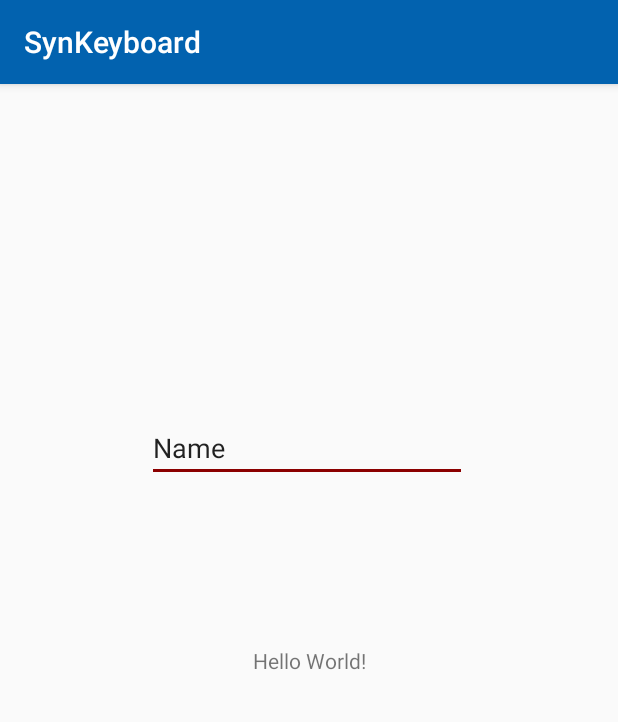
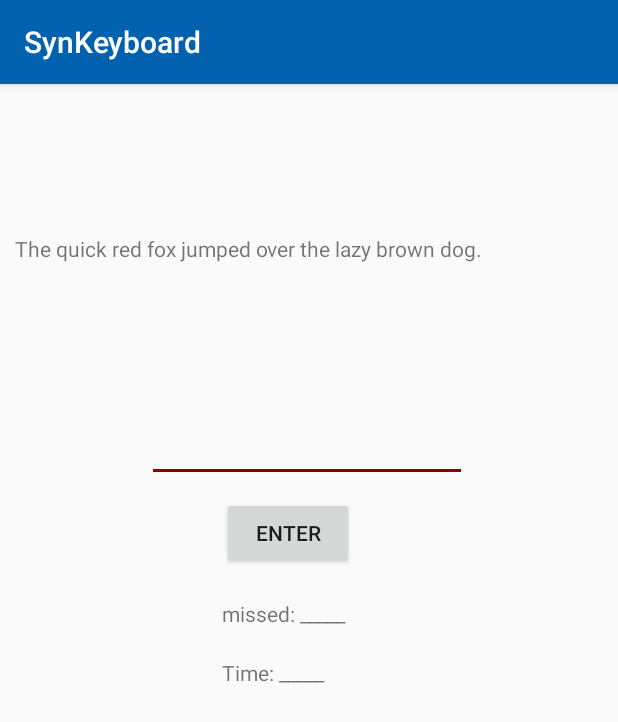
Before and after one commit to ellismm/SynBoard, an Android app: the screen it shows after launch (MainActivity), on a phone screen of 412 x 824 dp. Shown: the top 722 px of the screen. Run offline under Robolectric (Android 15) with nearby library versions, the phone set to English and light mode, and no system bars.

```diff
--- a/app/src/main/AndroidManifest.xml
+++ b/app/src/main/AndroidManifest.xml
@@ -1,6 +1,6 @@
 <?xml version="1.0" encoding="utf-8"?>
 <manifest xmlns:android="http://schemas.android.com/apk/res/android" package="com.example.synboard">
-
+    <uses-permission android:name="android.permission.VIBRATE"/>
     <application
         android:allowBackup="true"
         android:roundIcon="@mipmap/ic_launcher"
--- a/app/src/main/java/com/example/synboard/MainActivity.java
+++ b/app/src/main/java/com/example/synboard/MainActivity.java
@@ -2,12 +2,46 @@ package com.example.synboard;
 
 import android.support.v7.app.AppCompatActivity;
 import android.os.Bundle;
+import android.view.View;
+import android.widget.Button;
+import android.widget.TextView;
+import android.view.View.OnClickListener;
 
 public class MainActivity extends AppCompatActivity {
+    Button enter;
+    TextView red, score, usersAnswer;
 
     @Override
     protected void onCreate(Bundle savedInstanceState) {
         super.onCreate(savedInstanceState);
         setContentView(R.layout.activity_main);
+
+        enter = findViewById(R.id.enter);
+        red = findViewById(R.id.fox);
+        score = findViewById(R.id.missed);
+        usersAnswer = findViewById(R.id.usersAnswer);
+
+        final String theFox[] = ("The quick red fox jumped over the lazy brown dog.").split("");
+
+        enter.setOnClickListener(new View.OnClickListener() {
+            @Override
+            public void onClick(View v) {
+                String user[] = (usersAnswer.getText().toString()).split("");
+
+                int misses = 0;
+
+                System.out.println(theFox + ": " +  theFox.length);
+                System.out.println(user + " : " + user.length);
+                for(int i = 0; i < theFox.length && i < user.length; i++) {
+                    if(!theFox[i].toLowerCase().equals(user[i].toLowerCase())) {
+                        System.out.println(theFox[i].toLowerCase() + " : " + user[i].toLowerCase());
+                        misses++;
+                    }
+                }
+
+                score.setText("You have missed " + Integer.toString(misses) + " characters while typing with this layout");
+
+            }
+        });
     }
 }
--- a/app/src/main/res/drawable/round_key.xml
+++ b/app/src/main/res/drawable/round_key.xml
@@ -1,4 +1,5 @@
 <?xml version="1.0" encoding="utf-8"?>
-<shape xmlns:android="http://schemas.android.com/apk/res/android">
-    <corners android:radius="50dp" />
+<shape xmlns:android="http://schemas.android.com/apk/res/android" android:shape="rectangle">
+    <corners android:radius="20dp" />
+    <solid android:color="@color/colorPrimary"/>
 </shape>
--- a/app/src/main/res/layout/activity_main.xml
+++ b/app/src/main/res/layout/activity_main.xml
@@ -6,17 +6,8 @@
     android:layout_height="match_parent"
     tools:context=".MainActivity">
 
-    <TextView
-        android:layout_width="wrap_content"
-        android:layout_height="wrap_content"
-        android:text="Hello World!"
-        app:layout_constraintBottom_toBottomOf="parent"
-        app:layout_constraintLeft_toLeftOf="parent"
-        app:layout_constraintRight_toRightOf="parent"
-        app:layout_constraintTop_toTopOf="parent" />
-
     <EditText
-        android:id="@+id/editText"
+        android:id="@+id/usersAnswer"
         android:layout_width="wrap_content"
         android:layout_height="wrap_content"
         android:layout_marginStart="98dp"
@@ -24,8 +15,47 @@
         android:layout_marginTop="220dp"
         android:ems="10"
         android:inputType="textPersonName"
-        android:text="Name"
         app:layout_constraintStart_toStartOf="parent"
         app:layout_constraintTop_toTopOf="parent" />
 
+    <TextView
+        android:id="@+id/fox"
+        android:layout_width="wrap_content"
+        android:layout_height="wrap_content"
+        android:layout_marginStart="10dp"
+        android:layout_marginLeft="10dp"
+        android:layout_marginTop="100dp"
+        android:text="The quick red fox jumped over the lazy brown dog."
+        app:layout_constraintStart_toStartOf="parent"
+        app:layout_constraintTop_toTopOf="parent" />
+
+    <Button
+        android:id="@+id/enter"
+        android:layout_width="wrap_content"
+        android:layout_height="wrap_content"
+        android:layout_marginStart="50dp"
+        android:layout_marginLeft="50dp"
+        android:layout_marginTop="10dp"
+        android:text="Enter"
+        app:layout_constraintStart_toStartOf="@+id/usersAnswer"
+        app:layout_constraintTop_toBottomOf="@+id/usersAnswer" />
+
+    <TextView
+        android:id="@+id/missed"
+        android:layout_width="100dp"
+        android:layout_height="wrap_content"
+        android:layout_marginTop="20dp"
+        android:text="missed: _____"
+        app:layout_constraintStart_toStartOf="@+id/enter"
+        app:layout_constraintTop_toBottomOf="@+id/enter" />
+
+    <TextView
+        android:id="@+id/time"
+        android:layout_width="100dp"
+        android:layout_height="wrap_content"
+        android:layout_marginTop="20dp"
+        android:text="Time: _____"
+        app:layout_constraintStart_toStartOf="@+id/missed"
+        app:layout_constraintTop_toBottomOf="@+id/missed" />
+
 </android.support.constraint.ConstraintLayout>
--- a/app/src/main/res/layout/keyboard_layout.xml
+++ b/app/src/main/res/layout/keyboard_layout.xml
@@ -8,7 +8,7 @@
     android:layout_alignParentBottom="true"
     android:background="#ff7297"
     android:keyTextSize="25dp"
-    android:keyBackground="@color/colorPrimary"
+    android:keyBackground="@drawable/round_key"
     android:keyTextColor="@color/colorAccent"
     android:shadowRadius="40.1"
     android:shadowColor="#fff">
--- a/app/src/main/res/layout/keyboard_preview.xml
+++ b/app/src/main/res/layout/keyboard_preview.xml
@@ -1,7 +1,7 @@
 <TextView xmlns:android="http://schemas.android.com/apk/res/android"
     android:layout_width="match_parent" android:layout_height="match_parent"
     android:background="@color/colorPrimaryDark"
-    android:textColor="@color/colorPrimary"
+    android:textColor="@color/colorAccent"
     android:textAlignment="center"
     android:textSize="30sp">
 
```
Also changed, not shown: app/src/main/java/com/example/synboard/MyInputMethodService.java (+26 -1 lines), app/src/main/res/xml/keys_layout.xml (+6 -5 lines), app/src/main/res/xml/keys_layout2.xml (+27 -19 lines), app/src/main/res/xml/keys_layout_numbers.xml (added, +35 -0 lines).
